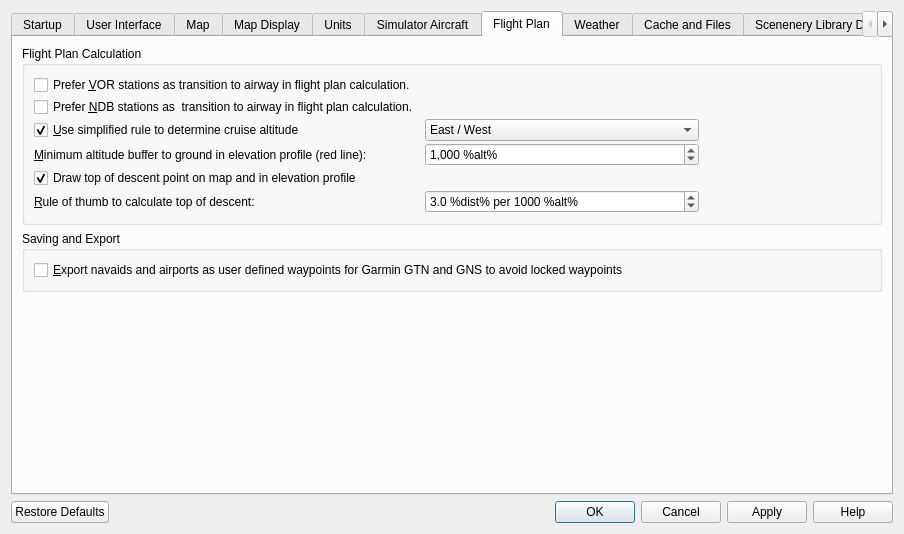
The window that src/options/options.ui (albar965/littlenavmap) describes before a commit, drawn with Qt 5.
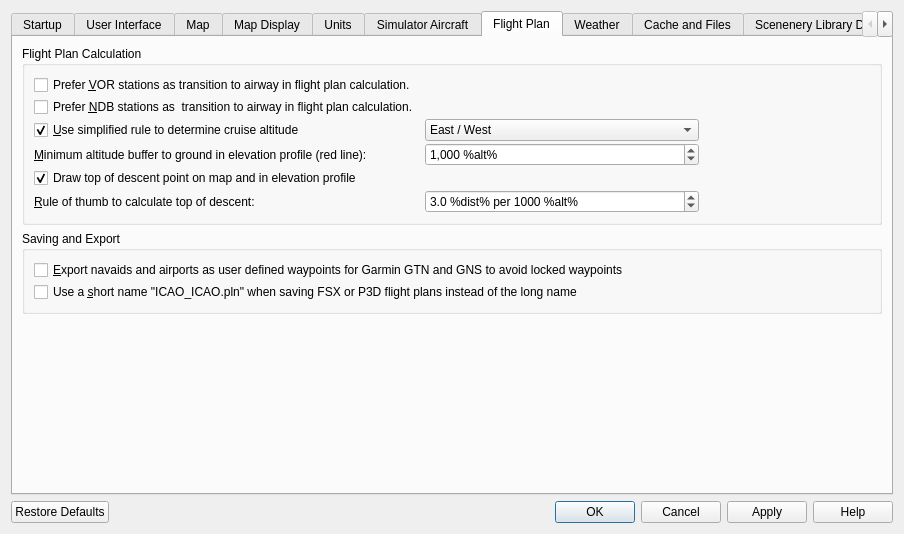
The same window after the commit. The open tabs and pages were chosen to show the change.

Commit message: Added option to save FSX/P3D flight plans using short names.

```diff
--- a/src/options/options.ui
+++ b/src/options/options.ui
@@ -2056,6 +2056,13 @@
             </property>
            </widget>
           </item>
+          <item>
+           <widget class="QCheckBox" name="checkBoxOptionsRouteShortName">
+            <property name="text">
+             <string>Use a &amp;short name &quot;ICAO_ICAO.pln&quot; when saving FSX or P3D flight plans instead of the long name</string>
+            </property>
+           </widget>
+          </item>
          </layout>
         </widget>
        </item>
```
The commit also changes 3 other files.
